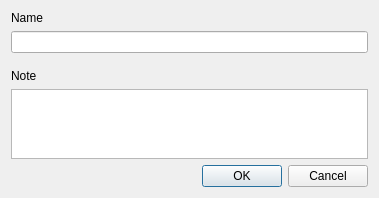
First picture: the form in src/TimeTracker/edit_activity_field_dialog.ui, repository miere43/jatt, before the edit.
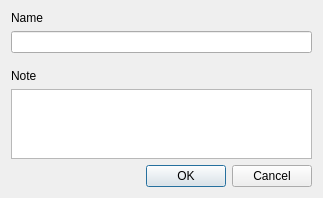
Second picture: the form after the edit.

Commit message: Replaced QPlainTextEdit -> QTextEdit for note field in activity edit dialog, implemented field change methods.

The edit to the form file:
```diff
--- a/src/TimeTracker/edit_activity_field_dialog.ui
+++ b/src/TimeTracker/edit_activity_field_dialog.ui
@@ -6,7 +6,7 @@
    <rect>
     <x>0</x>
     <y>0</y>
-    <width>379</width>
+    <width>323</width>
     <height>198</height>
    </rect>
   </property>
@@ -66,23 +66,7 @@
     </widget>
    </item>
    <item>
-    <widget class="QPlainTextEdit" name="noteEdit">
-     <property name="sizePolicy">
-      <sizepolicy hsizetype="Expanding" vsizetype="Expanding">
-       <horstretch>0</horstretch>
-       <verstretch>0</verstretch>
-      </sizepolicy>
-     </property>
-     <property name="minimumSize">
-      <size>
-       <width>0</width>
-       <height>0</height>
-      </size>
-     </property>
-     <property name="tabChangesFocus">
-      <bool>true</bool>
-     </property>
-    </widget>
+    <widget class="QTextEdit" name="noteEdit"/>
    </item>
    <item>
     <widget class="QDialogButtonBox" name="buttonBox">
```
The commit also changes 3 other files.
